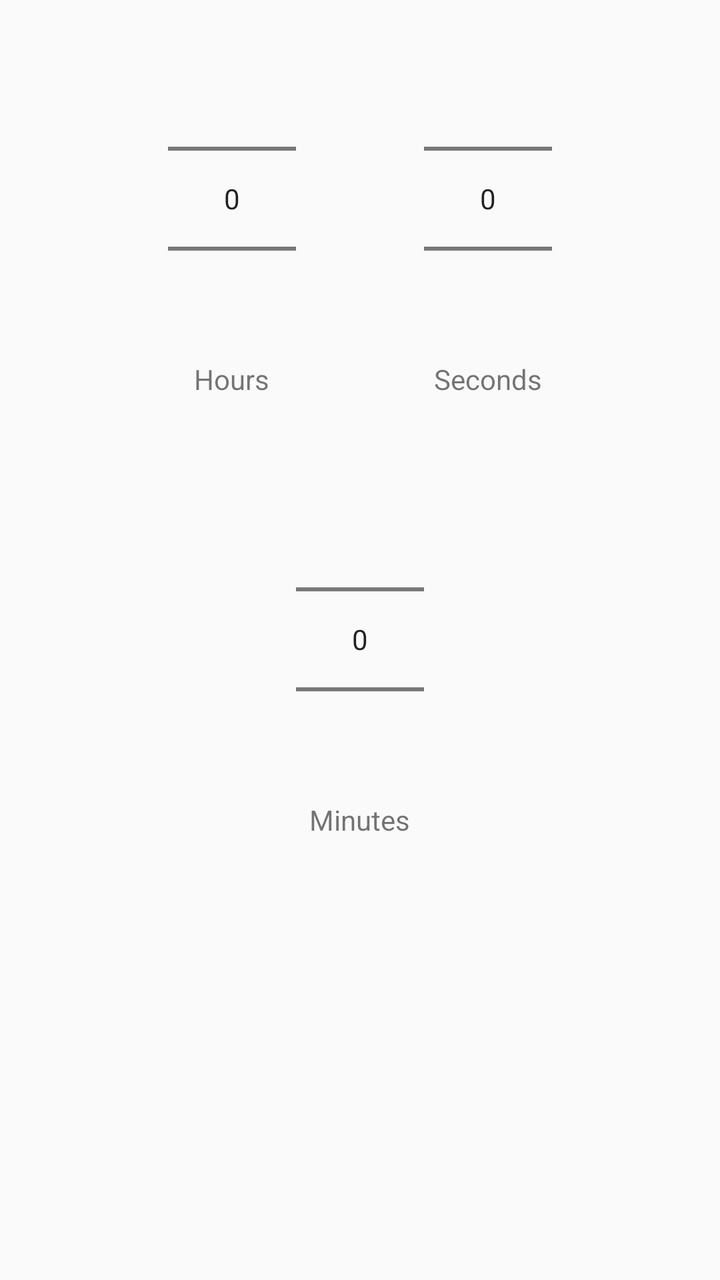
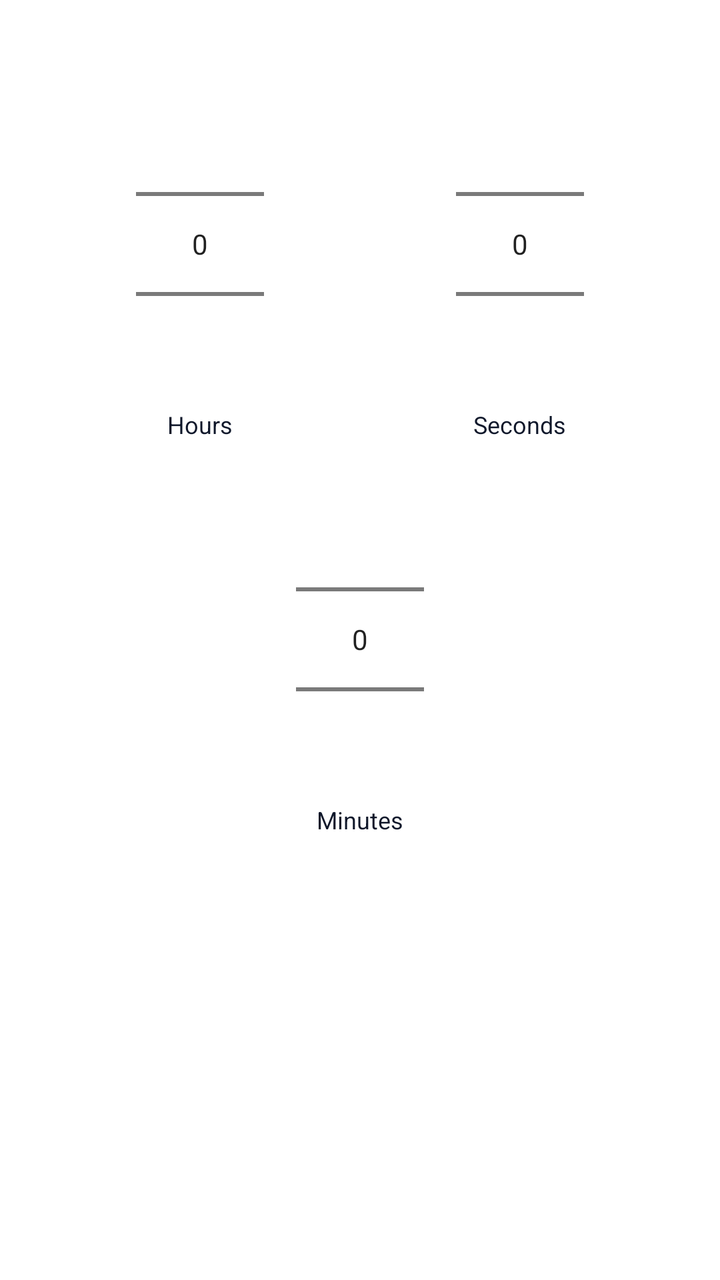

Compare the two renders of this Android layout. The source of the first and the diff that turns it into the second are given below.
<!-- AndroidManifest.xml: application theme AppTheme -->
<!-- res/layout/timer.xml -->
<?xml version="1.0" encoding="utf-8"?>
<RelativeLayout xmlns:android="http://schemas.android.com/apk/res/android"
    android:orientation="vertical"
    android:layout_width="match_parent"
    android:layout_height="match_parent">

    
    <RelativeLayout
        android:id="@+id/minutes_container"
        android:layout_width="wrap_content"
        android:layout_height="wrap_content"
        android:layout_centerVertical="true"
        android:layout_centerHorizontal="true">
        <NumberPicker
            android:id="@+id/minutes_picker"
            android:layout_width="wrap_content"
            android:layout_height="wrap_content"
            android:layout_centerVertical="true"/>
        <TextView
            android:id="@+id/minutes_text"
            android:text="@string/timer_minutes"
            android:layout_width="wrap_content"
            android:layout_height="wrap_content"
            android:layout_centerHorizontal="true"
            android:layout_below="@id/minutes_picker"/>

    </RelativeLayout>

    <RelativeLayout
        android:id="@+id/hours_container"
        android:layout_width="wrap_content"
        android:layout_height="wrap_content"
        android:layout_toLeftOf="@id/minutes_container">
        <NumberPicker
            android:id="@+id/hours_picker"
            android:layout_width="wrap_content"
            android:layout_height="wrap_content"
            android:layout_centerVertical="true"/>
        <TextView
            android:id="@+id/hours_text"
            android:text="@string/timer_hours"
            android:layout_width="wrap_content"
            android:layout_height="wrap_content"
            android:layout_centerHorizontal="true"
            android:layout_below="@id/hours_picker"/>

    </RelativeLayout>

    <RelativeLayout
        android:id="@+id/seconds_container"
        android:layout_width="wrap_content"
        android:layout_height="wrap_content"
        android:layout_toRightOf="@+id/minutes_container">
        <NumberPicker
            android:id="@+id/seconds_picker"
            android:layout_width="wrap_content"
            android:layout_height="wrap_content"
            android:layout_centerVertical="true"/>
        <TextView
            android:id="@+id/seconds_text"
            android:text="@string/timer_seconds"
            android:layout_width="wrap_content"
            android:layout_height="wrap_content"
            android:layout_centerHorizontal="true"
            android:layout_below="@+id/seconds_picker"/>

    </RelativeLayout>

</RelativeLayout>
<!-- resources referenced by this layout -->
<resources>
  <string name="timer_hours">Hours</string>
  <string name="timer_minutes">Minutes</string>
  <string name="timer_seconds">Seconds</string>
  <style name="AppTheme" parent="Theme.AppCompat.Light.DarkActionBar">
      </style>
</resources>

<!-- the commit's change to res/layout/timer.xml (unified diff, before → after) -->
@@ -1,8 +1,9 @@
 <?xml version="1.0" encoding="utf-8"?>
 <RelativeLayout xmlns:android="http://schemas.android.com/apk/res/android"
-    android:orientation="vertical"
-    android:layout_width="match_parent"
-    android:layout_height="match_parent">
+    android:layout_width="wrap_content"
+    android:layout_height="wrap_content"
+    android:padding="24dp"
+    android:background="@color/surface_hud">
 
     
     <RelativeLayout
@@ -15,13 +16,16 @@
             android:id="@+id/minutes_picker"
             android:layout_width="wrap_content"
             android:layout_height="wrap_content"
-            android:layout_centerVertical="true"/>
+            android:layout_centerVertical="true"
+            android:theme="@style/Theme.AppCompat.Light"/>
         <TextView
             android:id="@+id/minutes_text"
             android:text="@string/timer_minutes"
             android:layout_width="wrap_content"
             android:layout_height="wrap_content"
             android:layout_centerHorizontal="true"
+            android:textColor="@color/on_surface_hud"
+            android:textSize="12sp"
             android:layout_below="@id/minutes_picker"/>
 
     </RelativeLayout>
@@ -30,18 +34,22 @@
         android:id="@+id/hours_container"
         android:layout_width="wrap_content"
         android:layout_height="wrap_content"
-        android:layout_toLeftOf="@id/minutes_container">
+        android:layout_toLeftOf="@id/minutes_container"
+        android:layout_marginEnd="16dp">
         <NumberPicker
             android:id="@+id/hours_picker"
             android:layout_width="wrap_content"
             android:layout_height="wrap_content"
-            android:layout_centerVertical="true"/>
+            android:layout_centerVertical="true"
+            android:theme="@style/Theme.AppCompat.Light"/>
         <TextView
             android:id="@+id/hours_text"
             android:text="@string/timer_hours"
             android:layout_width="wrap_content"
             android:layout_height="wrap_content"
             android:layout_centerHorizontal="true"
+            android:textColor="@color/on_surface_hud"
+            android:textSize="12sp"
             android:layout_below="@id/hours_picker"/>
 
     </RelativeLayout>
@@ -50,18 +58,22 @@
         android:id="@+id/seconds_container"
         android:layout_width="wrap_content"
         android:layout_height="wrap_content"
-        android:layout_toRightOf="@+id/minutes_container">
+        android:layout_toRightOf="@+id/minutes_container"
+        android:layout_marginStart="16dp">
         <NumberPicker
             android:id="@+id/seconds_picker"
             android:layout_width="wrap_content"
             android:layout_height="wrap_content"
-            android:layout_centerVertical="true"/>
+            android:layout_centerVertical="true"
+            android:theme="@style/Theme.AppCompat.Light"/>
         <TextView
             android:id="@+id/seconds_text"
             android:text="@string/timer_seconds"
             android:layout_width="wrap_content"
             android:layout_height="wrap_content"
             android:layout_centerHorizontal="true"
+            android:textColor="@color/on_surface_hud"
+            android:textSize="12sp"
             android:layout_below="@+id/seconds_picker"/>
 
     </RelativeLayout>
<!-- resource entries referenced after the edit -->
@@ -1,9 +1,27 @@
 <!-- resources referenced by this layout -->
 <resources>
+  <color name="on_surface_hud">#0F172A</color>
+  <color name="surface_hud">#FFFFFF</color>
   <string name="timer_hours">Hours</string>
   <string name="timer_minutes">Minutes</string>
   <string name="timer_seconds">Seconds</string>
-  <style name="AppTheme" parent="Theme.AppCompat.Light.DarkActionBar">
+  <style name="AppTheme" parent="Theme.Material3.Light.NoActionBar">
+          
+          <item name="colorPrimary">@color/primary</item>
+          <item name="colorPrimaryDark">@color/primary_dark</item>
+          <item name="colorAccent">@color/accent</item>
+          
+          
+          <item name="android:statusBarColor">@color/background_hud</item>
+          <item name="android:navigationBarColor">@color/background_hud</item>
+          <item name="android:windowBackground">@color/background_hud</item>
+          
+          
+          <item name="android:windowLightStatusBar">true</item>
       </style>
+  <color name="primary">#0284C7</color>
+  <color name="primary_dark">#0369A1</color>
+  <color name="accent">#059669</color>
+  <color name="background_hud">#F1F5F9</color>
 </resources>
 
